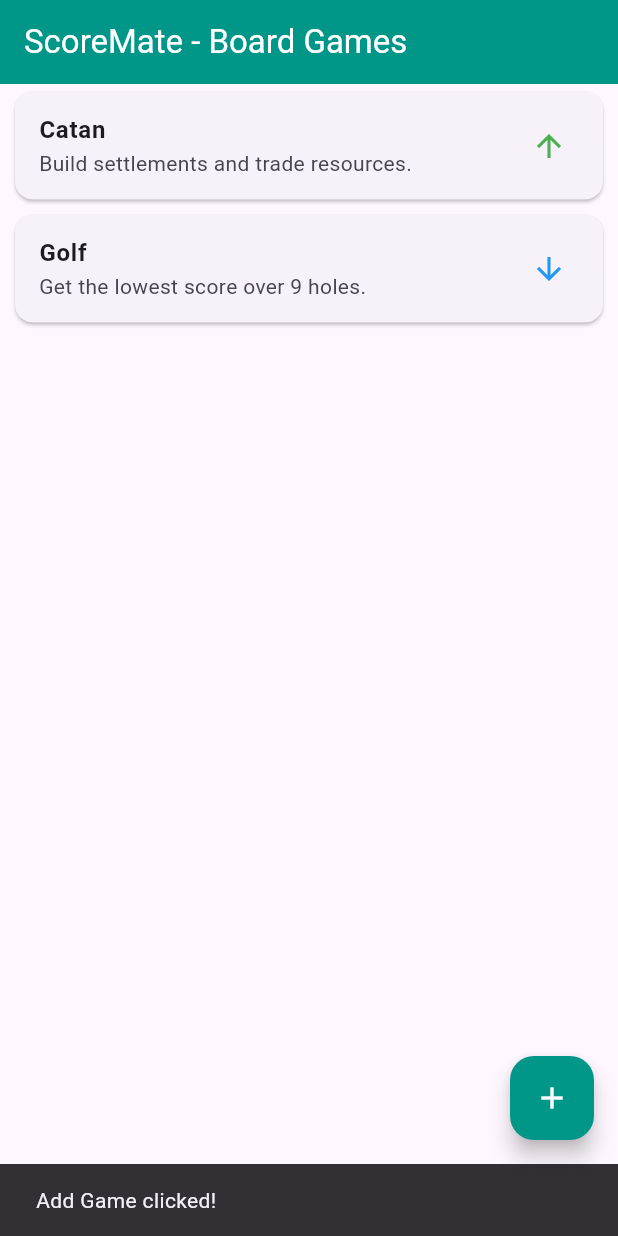
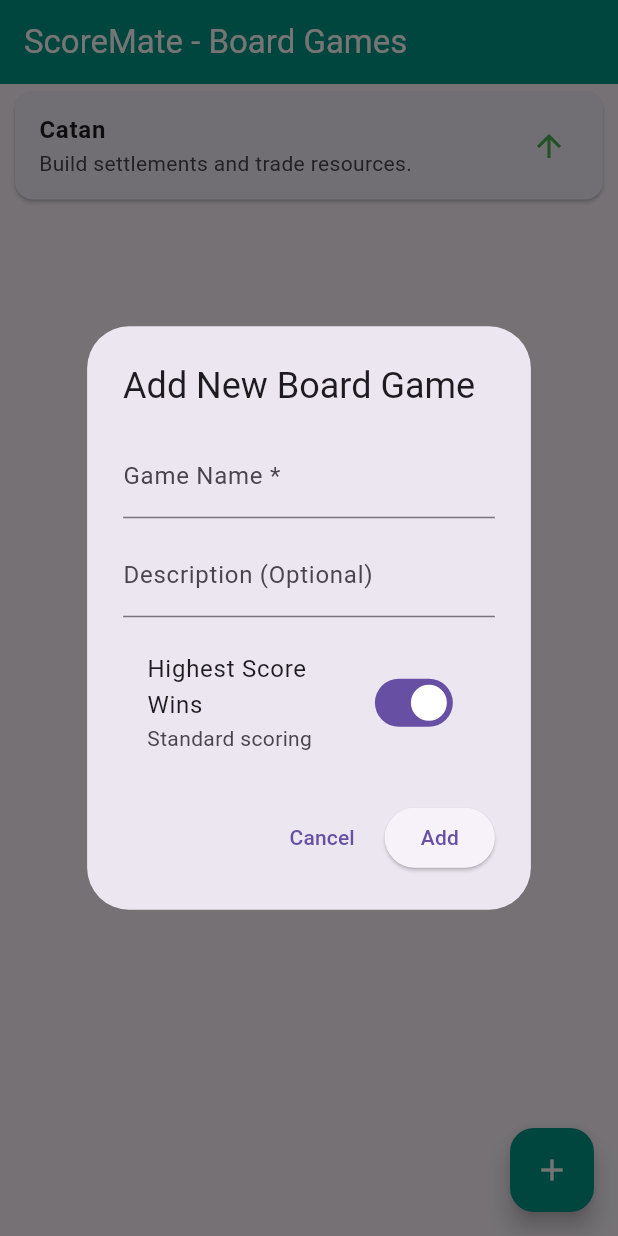
Before and after one commit to kkesidis/score-mate, a Flutter app: the screen it shows after launch, after a tap on the "add" icon, on a phone screen of 412 x 824 dp. Run offline on Flutter 3.47's test engine with Material 3 defaults, Android fonts, the phone set to English and light mode, and no system bars; our stand-ins replace isar; accounts and stored records are empty; generated files the repository leaves out were written again.

Commit message:
feat: add game dialog

```diff
--- a/lib/screens/game_list_screen.dart
+++ b/lib/screens/game_list_screen.dart
@@ -15,11 +15,81 @@ class _GameListScreenState extends State<GameListScreen> {
       ..name = 'Catan'
       ..description = 'Build settlements and trade resources.'
       ..highestScoreWins = true,
-    BoardGame()
-      ..name = 'Golf'
-      ..description = 'Get the lowest score over 9 holes.'
-      ..highestScoreWins = false,
   ];
+
+  void _showAddGameDialog() {
+    final nameController = TextEditingController();
+    final descController = TextEditingController();
+    bool highestWins = true;
+
+    showDialog(
+      context: context,
+      builder: (context) {
+        return StatefulBuilder(
+          builder: (context, setDialogState) {
+            return AlertDialog(
+              title: const Text('Add New Board Game'),
+              content: SingleChildScrollView(
+                child: Column(
+                  mainAxisSize: MainAxisSize.min,
+                  children: [
+                    TextField(
+                      controller: nameController,
+                      decoration: const InputDecoration(
+                        labelText: 'Game Name *',
+                        hintText: 'e.g., Carcassonne',
+                      ),
+                    ),
+                    const SizedBox(height: 10),
+                    TextField(
+                      controller: descController,
+                      decoration: const InputDecoration(
+                        labelText: 'Description (Optional)',
+                      ),
+                    ),
+                    const SizedBox(height: 15),
+                    SwitchListTile(
+                      title: const Text('Highest Score Wins'),
+                      subtitle: Text(highestWins ? 'Standard scoring' : 'Lowest score wins'),
+                      value: highestWins,
+                      onChanged: (bool value) {
+                        setDialogState(() {
+                          highestWins = value;
+                        });
+                      },
+                    ),
+                  ],
+                ),
+              ),
+              actions: [
+                TextButton(
+                  onPressed: () => Navigator.pop(context),
+                  child: const Text('Cancel'),
+                ),
+                ElevatedButton(
+                  onPressed: () {
+                    if (nameController.text.trim().isEmpty) return;
+
+                    final newGame = BoardGame()
+                      ..name = nameController.text.trim()
+                      ..description = descController.text.trim().isEmpty ? null : descController.text.trim()
+                      ..highestScoreWins = highestWins;
+
+                    setState(() {
+                      _mockGames.add(newGame);
+                    });
+
+                    Navigator.pop(context);
+                  },
+                  child: const Text('Add'),
+                ),
+              ],
+            );
+          },
+        );
+      },
+    );
+  }
 
   @override
   Widget build(BuildContext context) {
@@ -54,12 +124,7 @@ class _GameListScreenState extends State<GameListScreen> {
               },
             ),
       floatingActionButton: FloatingActionButton(
-        onPressed: () {
-          // TODO: We will use this to show a popup form to add a game next!
-          ScaffoldMessenger.of(context).showSnackBar(
-            const SnackBar(content: Text('Add Game clicked!')),
-          );
-        },
+        onPressed: _showAddGameDialog,
         backgroundColor: Colors.teal,
         child: const Icon(Icons.add, color: Colors.white),
       ),
```
